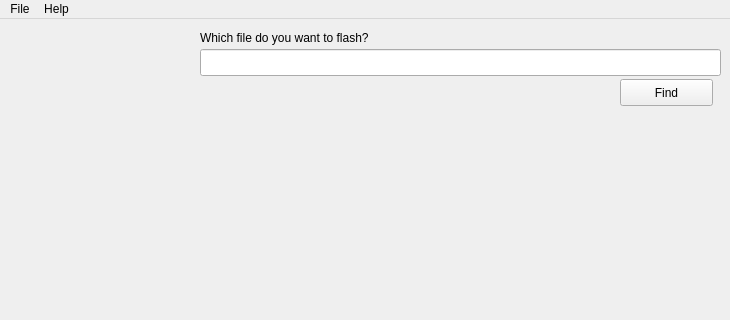
This is openfile.ui in showp1984/bricked-installer as Qt 5 draws it before an edit; both pictures show x 0 to 730 and y 0 to 320 of the 730 by 516 pixel window. The edited form follows.
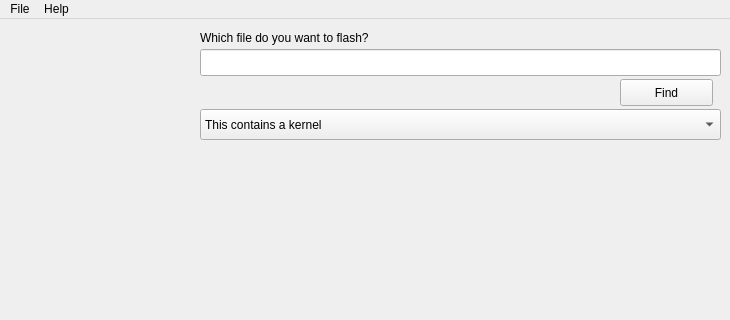
This is the edited form. Icons and pictures are not drawn.

Commit message: openfile: add combobox to switch between kernel and ROM flashing

```diff
--- a/openfile.ui
+++ b/openfile.ui
@@ -105,6 +105,32 @@
      <string>Which file do you want to flash?</string>
     </property>
    </widget>
+   <widget class="QComboBox" name="cmb_type">
+    <property name="geometry">
+     <rect>
+      <x>200</x>
+      <y>90</y>
+      <width>521</width>
+      <height>31</height>
+     </rect>
+    </property>
+    <property name="currentIndex">
+     <number>0</number>
+    </property>
+    <property name="frame">
+     <bool>true</bool>
+    </property>
+    <item>
+     <property name="text">
+      <string>This contains a kernel</string>
+     </property>
+    </item>
+    <item>
+     <property name="text">
+      <string>This contains a ROM</string>
+     </property>
+    </item>
+   </widget>
   </widget>
   <widget class="QMenuBar" name="menubar">
    <property name="geometry">
```
The commit also changes 10 other files.
